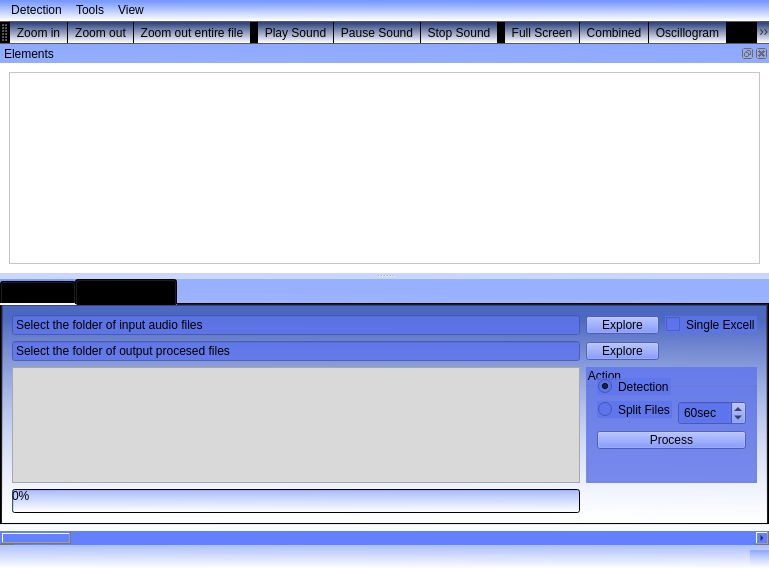
Old version of the form Graphic_Interface/UI Files/SegmentationAndClasificationWindowUI.ui in the repository ECMora/SoundLab.
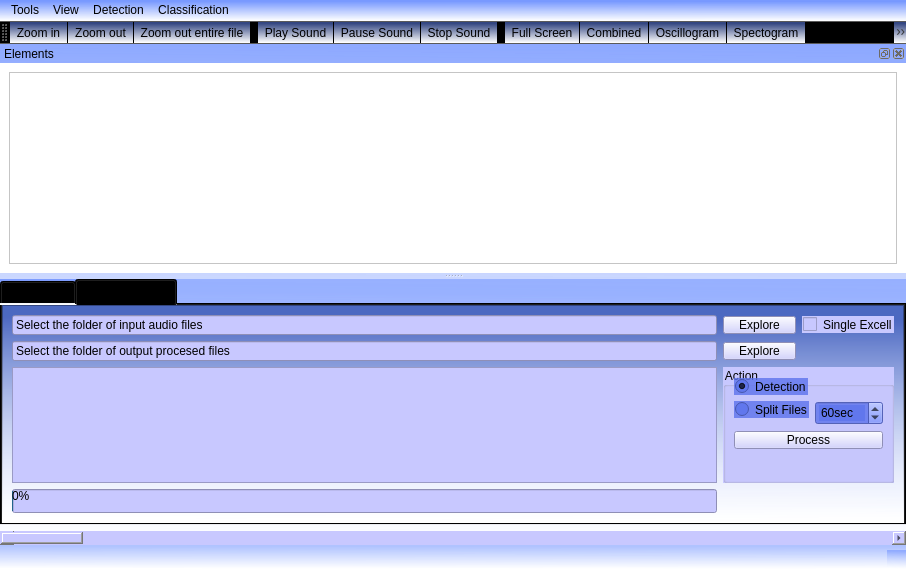
New version of the form. The open tabs and pages were chosen to show the change. Icons and pictures are not drawn. Custom widgets are drawn as their Qt base class.

Commit message: Conclusion de Two dimensional Analisys. Algunos iconos para las acciones de seleccion y borrado de elementos.

```diff
--- a/Graphic_Interface/UI Files/SegmentationAndClasificationWindowUI.ui
+++ b/Graphic_Interface/UI Files/SegmentationAndClasificationWindowUI.ui
@@ -9,7 +9,7 @@
    <rect>
     <x>0</x>
     <y>0</y>
-    <width>769</width>
+    <width>906</width>
     <height>569</height>
    </rect>
   </property>
@@ -76,6 +76,9 @@
        </layout>
       </widget>
       <widget class="QWidget" name="tab_2">
+       <property name="styleSheet">
+        <string notr="true"/>
+       </property>
        <attribute name="title">
         <string>Batch Process</string>
        </attribute>
@@ -83,7 +86,7 @@
         <item row="0" column="1">
          <widget class="QPushButton" name="pushButtonInputFolder">
           <property name="styleSheet">
-           <string notr="true">background-color: rgba(94, 116, 236, 207);</string>
+           <string notr="true">background-color: rgb(200, 200, 255);</string>
           </property>
           <property name="text">
            <string>Explore</string>
@@ -96,12 +99,15 @@
         <item row="4" column="0">
          <widget class="QListWidget" name="listwidgetProgress">
           <property name="styleSheet">
-           <string notr="true">background-color: rgb(217, 217, 217);</string>
+           <string notr="true">background-color: rgb(200, 200, 255);</string>
           </property>
          </widget>
         </item>
         <item row="6" column="0">
          <widget class="QProgressBar" name="progressBarProcesed">
+          <property name="styleSheet">
+           <string>background-color: rgb(200, 200, 255);</string>
+          </property>
           <property name="value">
            <number>0</number>
           </property>
@@ -110,7 +116,7 @@
         <item row="1" column="0">
          <widget class="QLineEdit" name="lineEditOutputFolder">
           <property name="styleSheet">
-           <string notr="true">background-color: rgba(94, 116, 236, 207);</string>
+           <string notr="true">background-color: rgb(200, 200, 255);</string>
           </property>
           <property name="text">
            <string>Select the folder of output procesed files</string>
@@ -120,7 +126,7 @@
         <item row="0" column="0">
          <widget class="QLineEdit" name="lineeditFilePath">
           <property name="styleSheet">
-           <string notr="true">background-color: rgba(94, 116, 236, 207);</string>
+           <string notr="true">background-color: rgb(200, 200, 255);</string>
           </property>
           <property name="text">
            <string>Select the folder of input audio files</string>
@@ -130,7 +136,7 @@
         <item row="1" column="1">
          <widget class="QPushButton" name="pushButtonOutputFolder">
           <property name="styleSheet">
-           <string notr="true">background-color: rgba(94, 116, 236, 207);</string>
+           <string notr="true">background-color: rgb(200, 200, 255);</string>
           </property>
           <property name="text">
            <string>Explore</string>
@@ -140,7 +146,7 @@
         <item row="4" column="1" colspan="2">
          <widget class="QGroupBox" name="groupBox">
           <property name="styleSheet">
-           <string notr="true">background-color: rgba(94, 116, 236, 207);</string>
+           <string notr="true">background-color: rgb(200, 200, 255);</string>
           </property>
           <property name="title">
            <string>Action</string>
@@ -207,7 +213,7 @@
         <item row="0" column="2">
          <widget class="QCheckBox" name="cbxSingleFile">
           <property name="styleSheet">
-           <string notr="true">background-color: rgba(94, 116, 236, 207);</string>
+           <string notr="true">background-color: rgb(200, 200, 255);</string>
           </property>
           <property name="text">
            <string>Single Excell</string>
@@ -221,8 +227,7 @@
     <item>
      <widget class="QScrollBar" name="horizontalScrollBar">
       <property name="styleSheet">
-       <string notr="true">border-color: rgb(26, 255, 10);
-background-color: rgb(99, 128, 255);</string>
+       <string notr="true">background-color: rgb(200, 200, 255);</string>
       </property>
       <property name="orientation">
        <enum>Qt::Horizontal</enum>
@@ -270,6 +275,7 @@
    <addaction name="actionOscilogram"/>
    <addaction name="actionSpectogram"/>
    <addaction name="separator"/>
+   <addaction name="actionTwo_Dimensional_Graphs"/>
    <addaction name="actionDelete_Selected_Elements"/>
    <addaction name="actionDeselect_Elements"/>
    <addaction name="actionSignalName"/>
@@ -301,7 +307,7 @@
     <rect>
      <x>0</x>
      <y>0</y>
-     <width>769</width>
+     <width>906</width>
      <height>24</height>
     </rect>
    </property>
@@ -354,9 +360,17 @@
     <addaction name="separator"/>
     <addaction name="actionTwo_Dimensional_Graphs"/>
    </widget>
-   <addaction name="menuDetection"/>
+   <widget class="QMenu" name="menuClasification">
+    <property name="title">
+     <string>Classification</string>
+    </property>
+    <addaction name="actionTraining_Mode"/>
+    <addaction name="actionClassification_Settings"/>
+   </widget>
    <addaction name="menuTools"/>
    <addaction name="menuParameters"/>
+   <addaction name="menuDetection"/>
+   <addaction name="menuClasification"/>
   </widget>
   <action name="actionZoomIn">
    <property name="icon">
```
Left out of the diff: 35 changed lines with no effect on the pictures. The commit also changes 13 other files.
